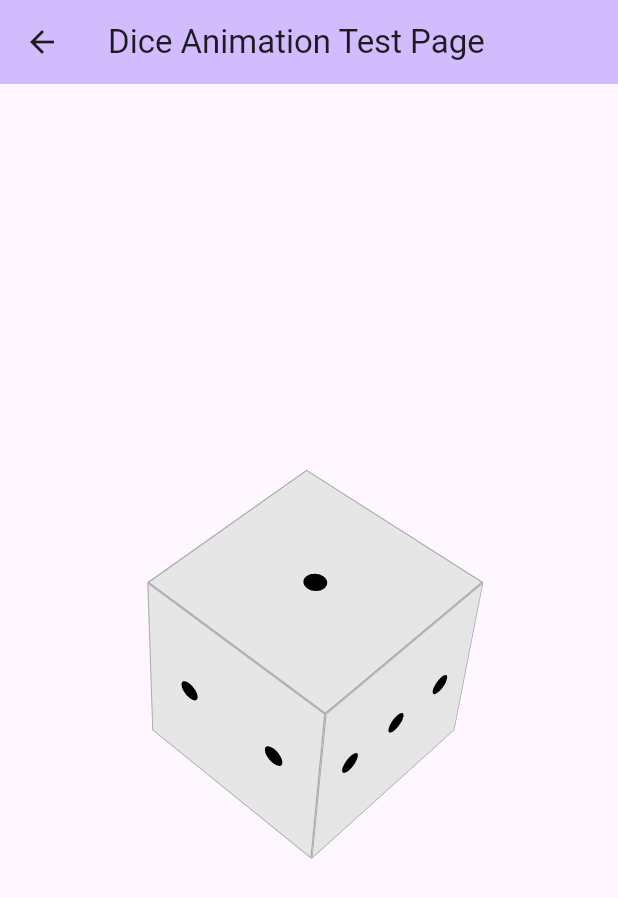
After one commit to orange-amuz/orange_core, a Flutter app: the DiceAnimationTestPage screen opened directly, on a phone screen of 412 x 824 dp. The commit adds this screen. Shown: the top 898 px of the screen. Run offline on Flutter 3.47's test engine with Material 2 defaults, Android fonts, the phone set to English and light mode, and no system bars.

Commit message:
주사위 예제 추가

```diff
--- a/example/lib/main.dart
+++ b/example/lib/main.dart
@@ -1,5 +1,7 @@
 import 'package:example/pages/card_animation_test_page/card_animation_test_page.dart';
+import 'package:example/pages/dice_animation_test_page/dice_animation_test_page.dart';
 import 'package:example/pages/hover_animation_test_page/hover_animation_test_page.dart';
+import 'package:flutter/cupertino.dart';
 import 'package:flutter/material.dart';
 import 'package:orange_core/orange_core.dart';
 
@@ -60,6 +62,20 @@ class _MyHomePageState extends State<MyHomePage> {
         child: Column(
           mainAxisAlignment: MainAxisAlignment.center,
           children: [
+            _buildScaleButton(),
+            const Divider(),
+            _buildListButton(),
+            const Divider(),
+            _buildTestPages(),
+          ],
+        ),
+      ),
+    );
+  }
+
+  Widget _buildScaleButton() {
+    return Column(
+      children: [
         Container(
           margin: const EdgeInsets.only(
             bottom: 10,
@@ -74,21 +90,20 @@ class _MyHomePageState extends State<MyHomePage> {
           child: Container(
             width: double.infinity,
             height: 50,
-                color: Colors.green,
+            color: Theme.of(context).colorScheme.inversePrimary,
             child: const Center(
-                  child: Text('Go To Hover Animation Page'),
+              child: Text('Push Me!'),
             ),
           ),
-              onPressed: () {
-                Navigator.push(
-                  context,
-                  MaterialPageRoute(
-                    builder: (_) => const HoverAnimationTestPage(),
-                  ),
+          onPressed: () {},
+        )
+      ],
     );
-              },
-            ),
-            const Divider(),
+  }
+
+  Widget _buildListButton() {
+    return Column(
+      children: [
         Container(
           margin: const EdgeInsets.only(
             top: 20,
@@ -105,8 +120,34 @@ class _MyHomePageState extends State<MyHomePage> {
             width: double.infinity,
             height: 50,
             child: Center(
-                  child: Text('Go To Card Animation Page'),
+              child: Text('Push Me!'),
             ),
+          ),
+          onPressed: () {},
+        )
+      ],
+    );
+  }
+
+  Widget _buildTestPages() {
+    return Column(
+      children: [
+        CupertinoButton(
+          child: const Text(
+            'Go To Hover Animation Page',
+          ),
+          onPressed: () {
+            Navigator.push(
+              context,
+              MaterialPageRoute(
+                builder: (_) => const HoverAnimationTestPage(),
+              ),
+            );
+          },
+        ),
+        CupertinoButton(
+          child: const Text(
+            'Go To Card Animation Page',
           ),
           onPressed: () {
             Navigator.push(
@@ -117,9 +158,20 @@ class _MyHomePageState extends State<MyHomePage> {
             );
           },
         ),
+        CupertinoButton(
+          child: const Text(
+            'Go To Dice Animation Page',
+          ),
+          onPressed: () {
+            Navigator.push(
+              context,
+              MaterialPageRoute(
+                builder: (_) => const DiceAnimationTestPage(),
+              ),
+            );
+          },
+        ),
       ],
-        ),
-      ),
     );
   }
 }
--- a/example/lib/pages/card_animation_test_page/card_animation_test_page.dart
+++ b/example/lib/pages/card_animation_test_page/card_animation_test_page.dart
@@ -67,6 +67,10 @@ class _CardAnimationTestPage extends State<CardAnimationTestPage>
   @override
   Widget build(BuildContext context) {
     return Scaffold(
+      appBar: AppBar(
+        backgroundColor: Theme.of(context).colorScheme.inversePrimary,
+        title: const Text('Card Animation Test Page'),
+      ),
       body: SafeArea(
         child: LayoutBuilder(
           builder: (_, constraints) {
--- /dev/null
+++ b/example/lib/pages/dice_animation_test_page/cube_side.dart
@@ -0,0 +1,156 @@
+import 'package:flutter/material.dart';
+
+class CubeSide extends StatelessWidget {
+  const CubeSide({
+    Key? key,
+    this.moveZ = true,
+    this.xAngle = 0.0,
+    this.yAngle = 0.0,
+    this.zAngle = 0.0,
+    this.shadow = 0.0,
+    required this.num1,
+    required this.num2,
+  }) : super(key: key);
+
+  final bool moveZ;
+
+  final double xAngle;
+  final double yAngle;
+  final double zAngle;
+
+  final double shadow;
+
+  final int num1;
+  final int num2;
+
+  static const double diceSize = 150;
+  static const Color diceColor = Colors.white;
+
+  @override
+  Widget build(BuildContext context) {
+    return Transform(
+      transform: Matrix4.identity()
+        ..setEntry(
+          3,
+          2,
+          0.001,
+        ),
+      child: Transform(
+        alignment: Alignment.center,
+        transform: Matrix4.identity()
+          ..rotateX(xAngle)
+          ..rotateY(yAngle)
+          ..rotateZ(zAngle)
+          ..translate(0.0, 0.0, moveZ ? -diceSize / 2 : diceSize / 2),
+        child: Container(
+          constraints: const BoxConstraints.expand(
+            width: diceSize,
+            height: diceSize,
+          ),
+          color: diceColor,
+          foregroundDecoration: BoxDecoration(
+            color: Colors.black.withOpacity(shadow.clamp(0.0, 1.0)),
+            border: Border.all(
+              width: 1,
+              color: Colors.black26,
+            ),
+          ),
+          child: Center(
+            child: _buildDots(
+              moveZ ? num1 : num2,
+            ),
+          ),
+        ),
+      ),
+    );
+  }
+
+  Widget _buildDots(int dotNum) {
+    if (dotNum == 2) {
+      return Padding(
+        padding: const EdgeInsets.all(15),
+        child: Row(
+          mainAxisAlignment: MainAxisAlignment.spaceBetween,
+          children: List.generate(2, (index) => _buildDot()),
+        ),
+      );
+    } else if (dotNum == 3) {
+      return Row(
+        mainAxisAlignment: MainAxisAlignment.center,
+        children: List.generate(3, (index) => _buildDot()),
+      );
+    } else if (dotNum == 4) {
+      return Padding(
+        padding: const EdgeInsets.all(15),
+        child: Column(
+          mainAxisAlignment: MainAxisAlignment.spaceBetween,
+          children: List.generate(
+            2,
+            (colIndex) => Row(
+              mainAxisAlignment: MainAxisAlignment.spaceBetween,
+              children: List.generate(2, (rowIndex) => _buildDot()),
+            ),
+          ),
+        ),
+      );
+    } else if (dotNum == 5) {
+      return Padding(
+        padding: const EdgeInsets.all(15),
+        child: Column(
+          mainAxisAlignment: MainAxisAlignment.spaceBetween,
+          children: List.generate(
+            3,
+            (colIndex) {
+              if (colIndex == 0 || colIndex == 2) {
+                return Row(
+                  mainAxisAlignment: MainAxisAlignment.spaceBetween,
+                  children: List.generate(2, (rowIndex) => _buildDot()),
+                );
+              }
+
+              return Row(
+                mainAxisAlignment: MainAxisAlignment.center,
+                children: [
+                  _buildDot(useMargin: false),
+                ],
+              );
+            },
+          ),
+        ),
+      );
+    } else if (dotNum == 6) {
+      return Padding(
+        padding: const EdgeInsets.all(30),
+        child: Column(
+          mainAxisAlignment: MainAxisAlignment.spaceBetween,
+          children: List.generate(
+            2,
+            (colIndex) => Row(
+              mainAxisAlignment: MainAxisAlignment.spaceBetween,
+              children: List.generate(
+                3,
+                (rowIndex) => _buildDot(useMargin: false),
+              ),
+            ),
+          ),
+        ),
+      );
+    }
+
+    return _buildDot();
+  }
+
+  Widget _buildDot({
+    bool useMargin = true,
+  }) {
+    return Container(
+      width: 15,
+      height: 15,
+      margin: useMargin ? const EdgeInsets.all(15) : null,
+      decoration: BoxDecoration(
+        color: Colors.black,
+        borderRadius: BorderRadius.circular(7.5),
+      ),
+    );
+  }
+}
--- /dev/null
+++ b/example/lib/pages/dice_animation_test_page/cube_widget.dart
@@ -0,0 +1,95 @@
+import 'dart:math' as math;
+
+import 'package:example/pages/dice_animation_test_page/cube_side.dart';
+import 'package:flutter/material.dart';
+
+class CubeWidget extends StatelessWidget {
+  const CubeWidget({
+    Key? key,
+    required this.x,
+    required this.y,
+  }) : super(key: key);
+
+  final double x;
+  final double y;
+
+  static const double shadow = 0.2;
+  static const halfPi = math.pi / 2;
+  static const oneHalfPi = math.pi + (math.pi / 2);
+
+  double get sum => (y + (x > math.pi ? math.pi : 0.0)).abs() % (math.pi * 2);
+
+  double getShadow(double r) {
+    if (r < halfPi) {
+      return map(r, 0, halfPi, 0, shadow).toDouble();
+    } else if (r > oneHalfPi) {
+      return shadow - map(r, oneHalfPi, math.pi * 2, 0, shadow);
+    } else if (r < math.pi) {
+      return shadow - map(r, halfPi, math.pi, 0, shadow);
+    }
+
+    return map(r, math.pi, oneHalfPi, 0, shadow).toDouble();
+  }
+
+  num map(
+    num value, [
+    num iStart = 0,
+    num iEnd = math.pi * 2,
+    num oStart = 0,
+    num oEnd = 1.0,
+  ]) {
+    return ((oEnd - oStart) / (iEnd - iStart)) * (value - iStart) + oStart;
+  }
+
+  @override
+  Widget build(BuildContext context) {
+    final bool topBottom = x < halfPi || x > oneHalfPi;
+    final bool northSouth = sum < halfPi || sum > oneHalfPi;
+    final bool eastWest = sum < math.pi;
+
+    final faces = List<CubeSide>.empty(growable: true);
+
+    faces.addAll(
+      [
+        CubeSide(
+          zAngle: y,
+          xAngle: -x,
+          moveZ: topBottom,
+          shadow: getShadow(x),
+          num1: 1,
+          num2: 6,
+        ),
+        CubeSide(
+          yAngle: y,
+          xAngle: halfPi - x,
+          moveZ: northSouth,
+          shadow: getShadow(sum),
+          num1: 2,
+          num2: 5,
+        ),
+        CubeSide(
+          yAngle: -halfPi + y,
+          xAngle: halfPi - x,
+          moveZ: eastWest,
+          shadow: shadow - getShadow(sum),
+          num1: 3,
+          num2: 4,
+        ),
+      ],
+    );
+
+    faces.sort(
+      (a, b) {
+        if (a.shadow > b.shadow) {
+          return 1;
+        }
+
+        return -1;
+      },
+    );
+
+    return Stack(
+      children: faces.reversed.toList(),
+    );
+  }
+}
--- /dev/null
+++ b/example/lib/pages/dice_animation_test_page/dice_animation_test_page.dart
@@ -0,0 +1,45 @@
+import 'dart:math' as math;
+
+import 'package:example/pages/dice_animation_test_page/cube_widget.dart';
+import 'package:flutter/material.dart';
+
+class DiceAnimationTestPage extends StatefulWidget {
+  const DiceAnimationTestPage({Key? key}) : super(key: key);
+
+  @override
+  State<DiceAnimationTestPage> createState() => _DiceAnimationTestPage();
+}
+
+class _DiceAnimationTestPage extends State<DiceAnimationTestPage> {
+  double x = math.pi * 0.25;
+  double y = math.pi * 0.25;
+
+  @override
+  Widget build(BuildContext context) {
+    return Scaffold(
+      appBar: AppBar(
+        backgroundColor: Theme.of(context).colorScheme.inversePrimary,
+        title: const Text('Dice Animation Test Page'),
+      ),
+      body: SafeArea(
+        child: GestureDetector(
+          behavior: HitTestBehavior.opaque,
+          onPanUpdate: (details) {
+            setState(
+              () {
+                x = (x + (-details.delta.dy / 150)) % (math.pi * 2);
+                y = (y + (-details.delta.dx / 150)) % (math.pi * 2);
+              },
+            );
+          },
+          child: Center(
+            child: CubeWidget(
+              x: x,
+              y: y,
+            ),
+          ),
+        ),
+      ),
+    );
+  }
+}
--- a/example/lib/pages/hover_animation_test_page/hover_animation_test_page.dart
+++ b/example/lib/pages/hover_animation_test_page/hover_animation_test_page.dart
@@ -145,6 +145,10 @@ class _HoverAnimationTestPage extends State<HoverAnimationTestPage>
   @override
   Widget build(BuildContext context) {
     return Scaffold(
+      appBar: AppBar(
+        backgroundColor: Theme.of(context).colorScheme.inversePrimary,
+        title: const Text('Hover Animation Test Page'),
+      ),
       backgroundColor: ColorTween(
         begin: Colors.white,
         end: Colors.black87,
@@ -154,7 +158,11 @@ class _HoverAnimationTestPage extends State<HoverAnimationTestPage>
       body: SafeArea(
         child: GestureDetector(
           behavior: HitTestBehavior.opaque,
-          child: Center(
+          child: Container(
+            alignment: Alignment.bottomCenter,
+            padding: const EdgeInsets.only(
+              bottom: 100,
+            ),
             child: SizedBox(
               width: boxWidth,
               height: boxHeight,
```
Lines whose indentation alone changed are shown as unchanged.
